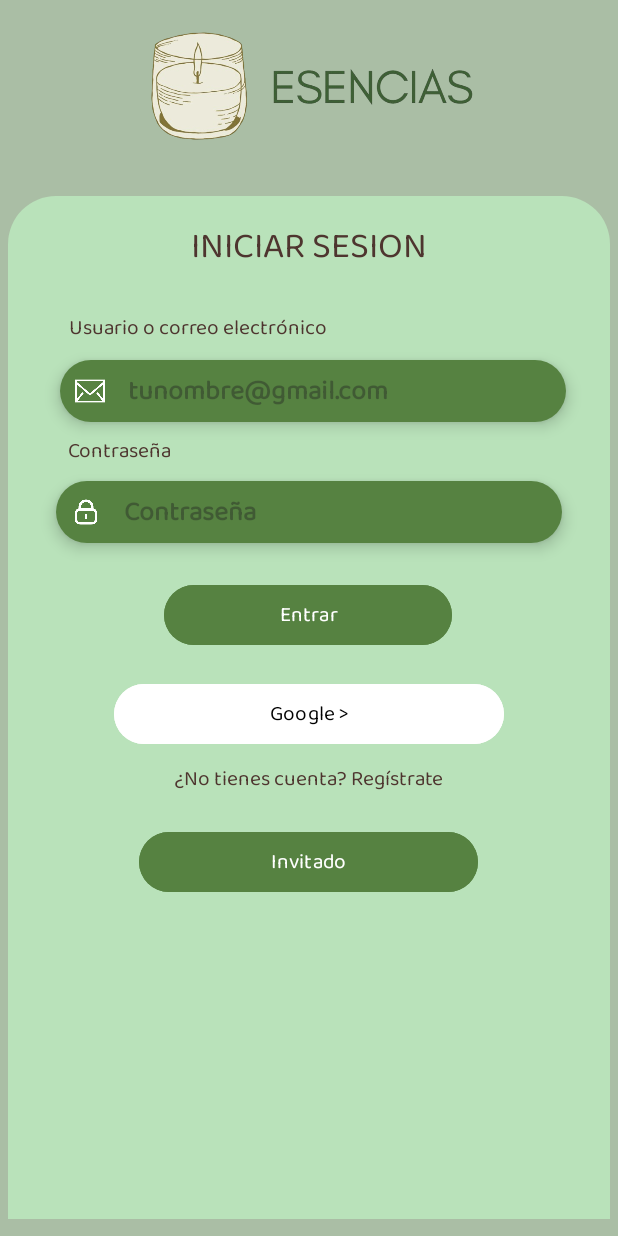
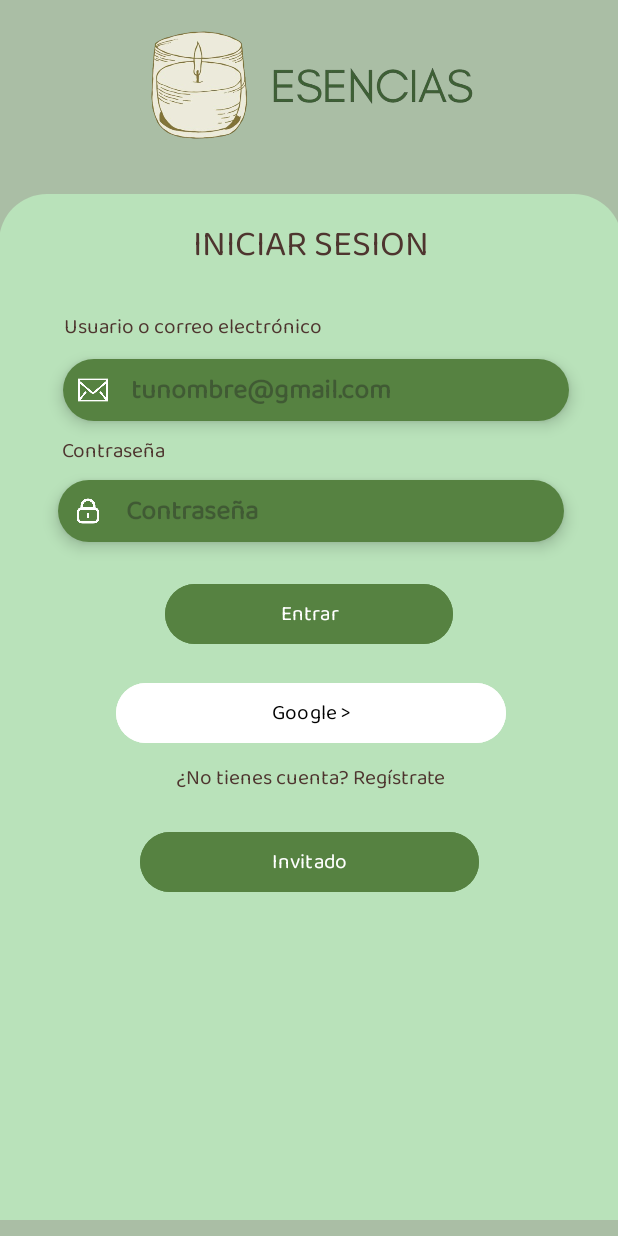
Before and after one commit to andrearodriguez7/Proyecto-Android-Esencias, an Android app: the screen it shows after launch (LoginActivity), on a phone screen of 412 x 824 dp. Run offline under Robolectric (Android 15) with nearby library versions, the light colour scheme and no system bars.

Commit message:
Correción del login

```diff
--- a/app/src/main/res/layout/login_activity.xml
+++ b/app/src/main/res/layout/login_activity.xml
@@ -23,8 +23,8 @@
 
     <androidx.constraintlayout.widget.ConstraintLayout
         android:id="@+id/constraintLayout"
-        android:layout_width="401dp"
-        android:layout_height="682dp"
+        android:layout_width="415dp"
+        android:layout_height="684dp"
         android:background="@drawable/border_radius"
         app:layout_constraintBottom_toBottomOf="parent"
         app:layout_constraintEnd_toEndOf="parent"
```
